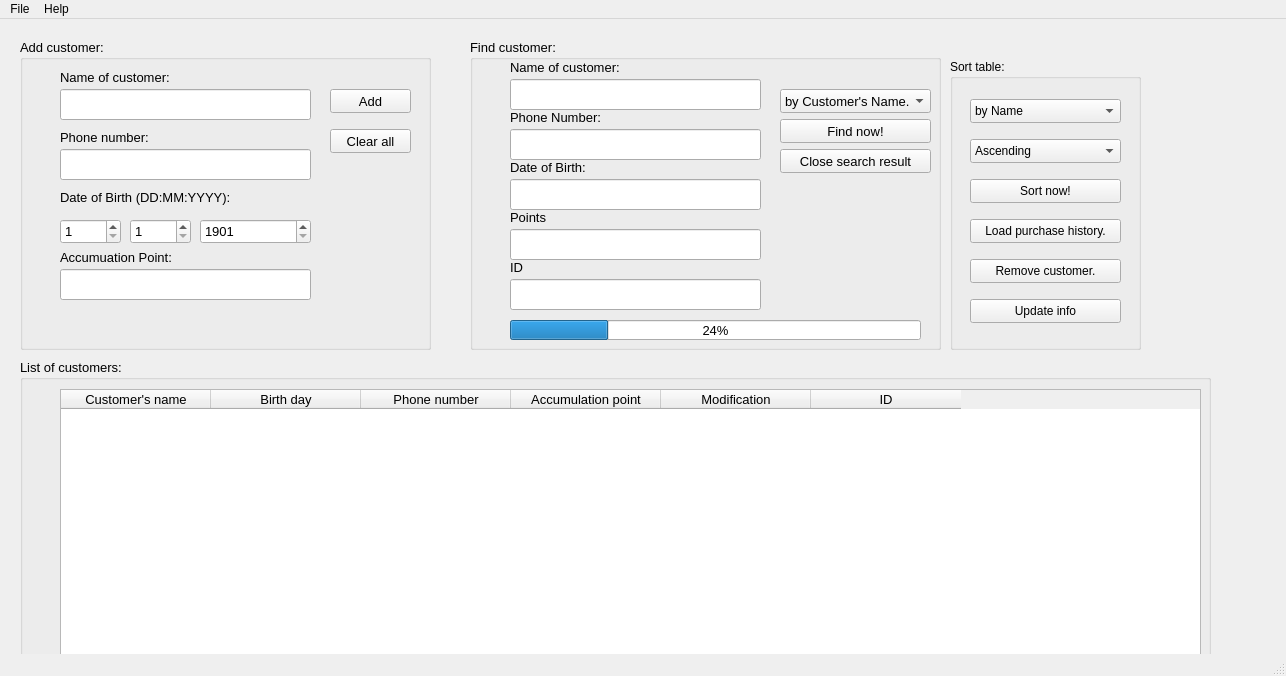
Before: the Qt Designer form my_customer.ui in ngxx-fus/minisupermarket_management_proj, drawn with Qt 5.
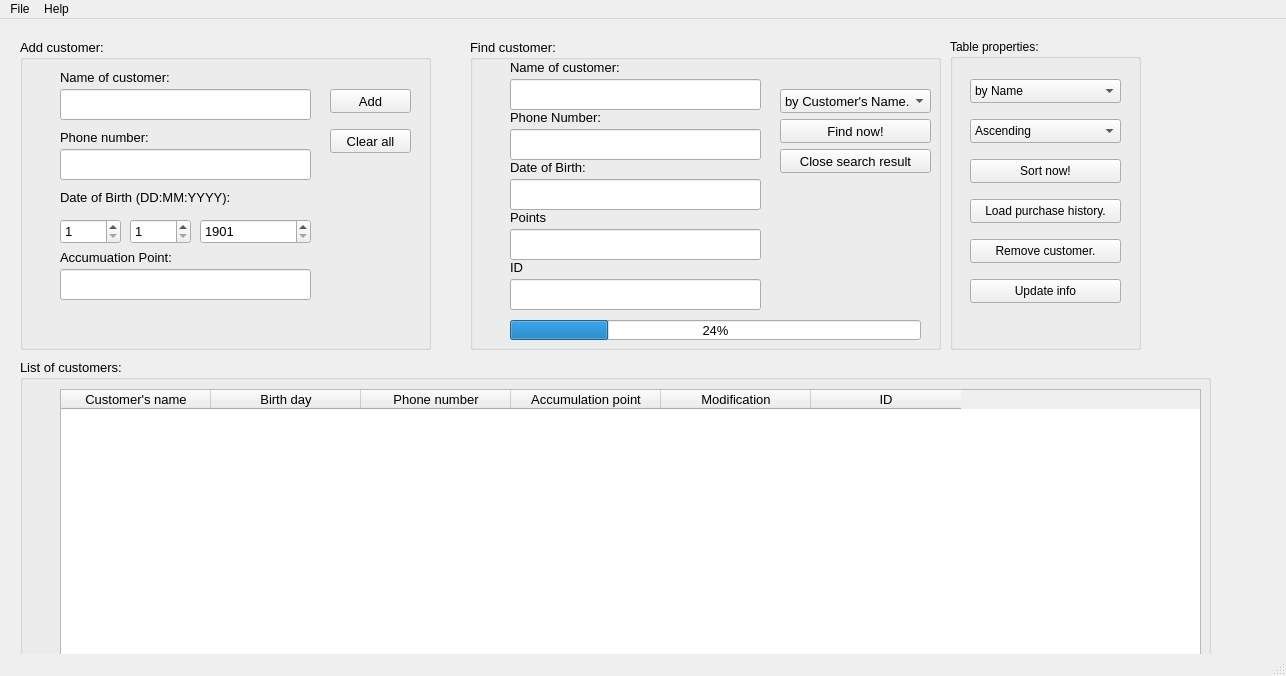
After: the same form once the commit is applied. Icons and pictures are not drawn.

The edit to the form file:
```diff
--- a/my_customer.ui
+++ b/my_customer.ui
@@ -663,13 +663,13 @@
     <property name="geometry">
      <rect>
       <x>950</x>
-      <y>40</y>
+      <y>20</y>
       <width>191</width>
-      <height>291</height>
+      <height>311</height>
      </rect>
     </property>
     <property name="title">
-     <string>Sort table:</string>
+     <string>Table properties:</string>
     </property>
     <widget class="QComboBox" name="comboBox_OPTION_SORT">
      <property name="geometry">
```
